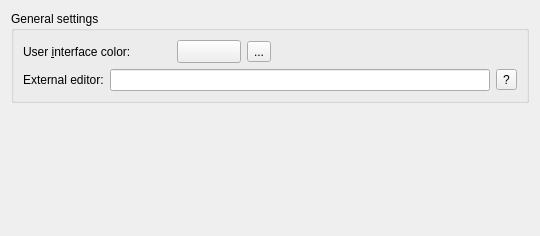
This is src/plugins/coreplugin/generalsettings.ui in qt-creator/qt-creator as Qt 5 draws it before an edit. The edited form follows.
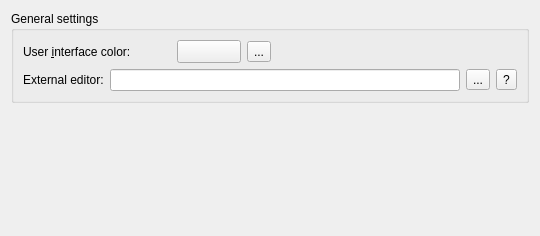
This is the edited form. Icons and pictures are not drawn. Custom widgets are drawn as their Qt base class.

Commit message: possibility to reset the external editor command

What changed in the file:
```diff
--- a/src/plugins/coreplugin/generalsettings.ui
+++ b/src/plugins/coreplugin/generalsettings.ui
@@ -108,6 +108,20 @@
         <item>
          <widget class="QLineEdit" name="externalEditorEdit"/>
         </item>
+        <item>
+         <widget class="QToolButton" name="resetEditorButton">
+          <property name="toolTip">
+           <string>Reset to default</string>
+          </property>
+          <property name="text">
+           <string>...</string>
+          </property>
+          <property name="icon">
+           <iconset resource="core.qrc">
+            <normaloff>:/qworkbench/images/reset.png</normaloff>:/qworkbench/images/reset.png</iconset>
+          </property>
+         </widget>
+        </item>
         <item>
          <widget class="QToolButton" name="helpExternalEditorButton">
           <property name="text">
```
The commit also changes 4 other files.
